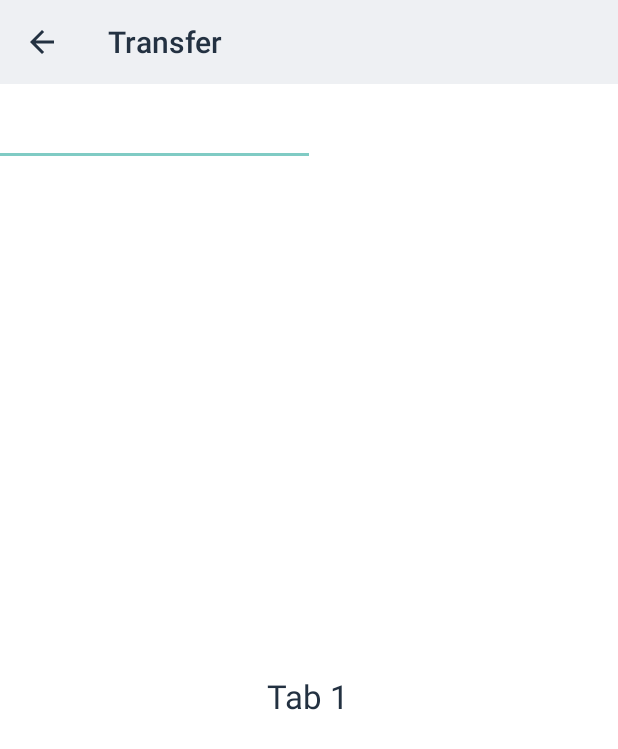
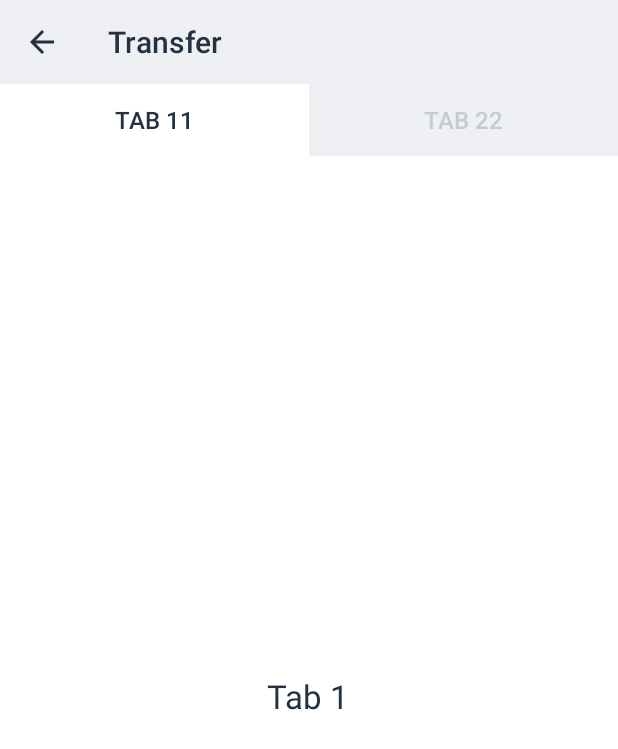
Before and after one commit to aquabuz/Trans, an Android app: the screen it shows after launch (MainActivity), on a phone screen of 412 x 824 dp. Shown: the top 749 px of the screen. Run offline under Robolectric (Android 15) with nearby library versions, the phone set to English and light mode, and no system bars.

Commit message:
탭 완료

```diff
--- /dev/null
+++ b/app/src/main/res/drawable/tab_selector.xml
@@ -0,0 +1,5 @@
+<?xml version="1.0" encoding="utf-8"?>
+<selector xmlns:android="http://schemas.android.com/apk/res/android">
+    <item android:drawable="@android:color/white" android:state_selected="true"/>
+    <item android:drawable="@color/colorPrimary"/>
+</selector>
--- a/app/src/main/res/layout/activity_main.xml
+++ b/app/src/main/res/layout/activity_main.xml
@@ -24,7 +24,8 @@
         android:layout_width="match_parent"
         android:layout_height="wrap_content"
         app:tabMode="fixed"
-        app:tabGravity="fill">
+        app:tabGravity="fill"
+        style="@style/TabDesign">
     </android.support.design.widget.TabLayout>
 
     <android.support.v4.view.ViewPager
--- a/app/src/main/res/values/colors.xml
+++ b/app/src/main/res/values/colors.xml
@@ -5,4 +5,5 @@
     <color name="colorAccent">#447ad0</color>
     <color name="windowBackground">#eef0f3</color>
     <color name="navigationBarColor">#233141</color>
+    <color name="deSelect">#c6cbd1</color>
 </resources>
--- a/app/src/main/res/values/styles.xml
+++ b/app/src/main/res/values/styles.xml
@@ -14,4 +14,16 @@
         <item name="android:textColor">@color/colorPrimaryDark</item>
     </style>
 
+    <style name="TabDesign" parent="Base.Widget.Design.TabLayout">
+        <item name="tabBackground">@drawable/tab_selector</item>
+        <item name="tabSelectedTextColor">@color/colorPrimaryDark</item>
+        <item name="tabIndicatorColor">@android:color/transparent</item>
+        <item name="tabTextAppearance">@style/TabDesignSize</item>
+    </style>
+
+    <style name="TabDesignSize" parent="TextAppearance.Design.Tab">
+        <item name="android:textColor">@color/deSelect</item>
+        <item name="android:textSize">16dp</item>
+    </style>
+
 </resources>
```
